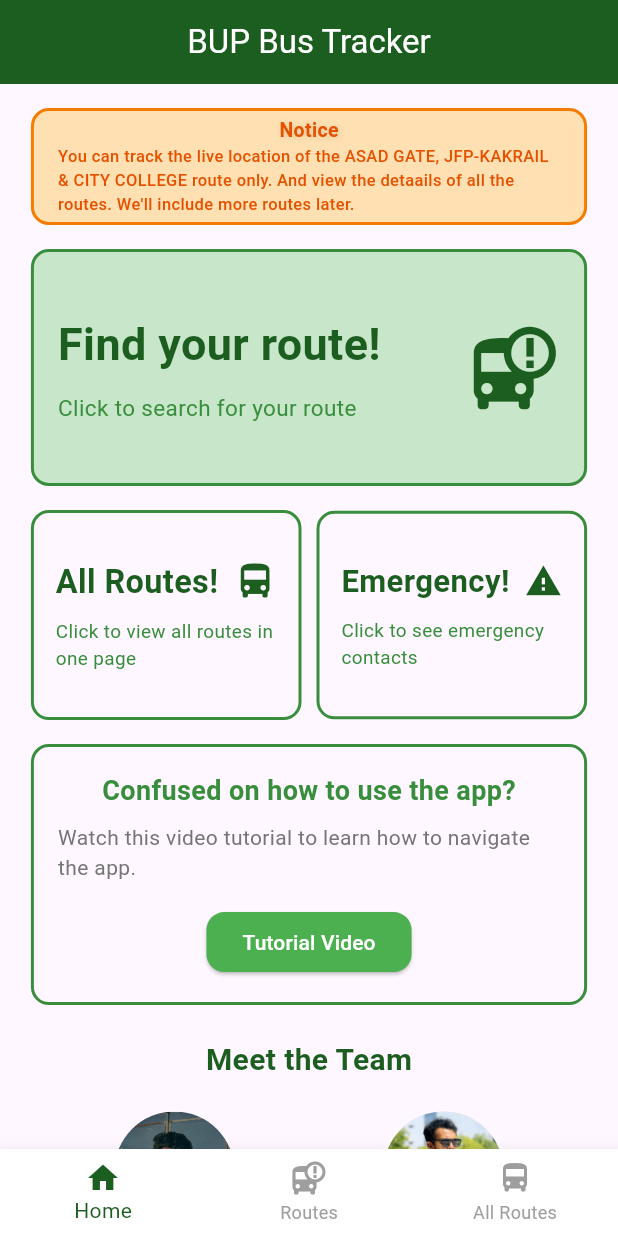
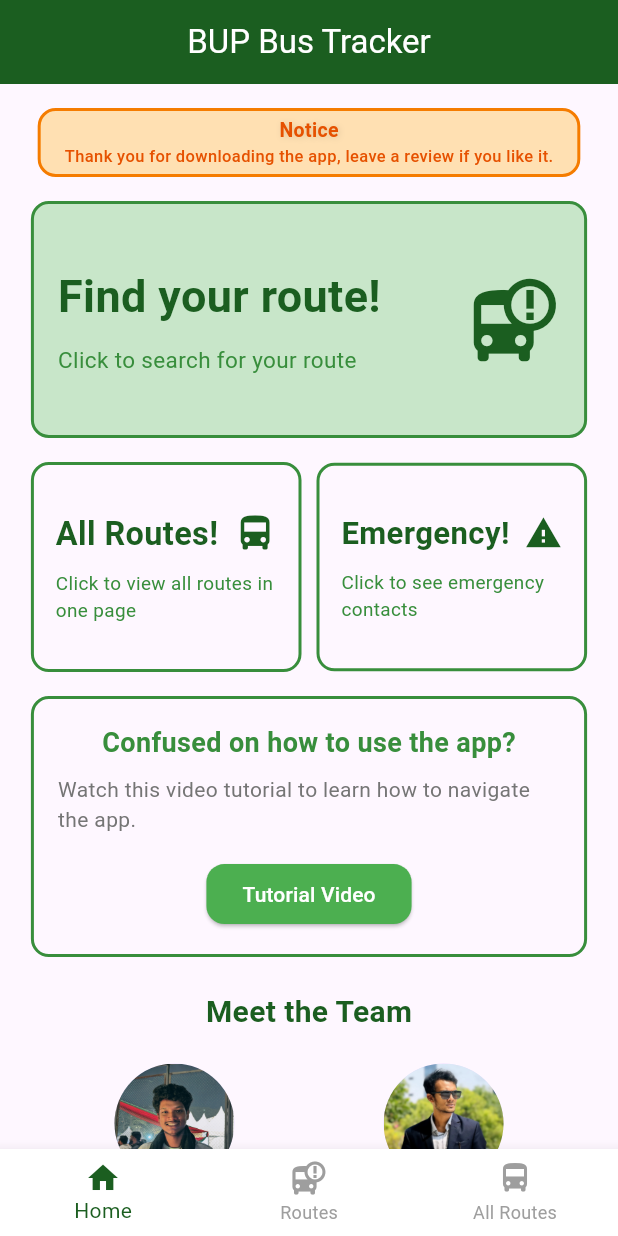
Before and after one commit to Samiul-Hossen-Sarkar-Santo/bus_tracker_user_app, a Flutter app: the screen it shows after launch, on a phone screen of 412 x 824 dp. Run offline on Flutter 3.47's test engine with Material 3 defaults, Android fonts, the phone set to English and light mode, and no system bars; our stand-ins replace firebase_core, firebase_database, google_maps_flutter, location, package_info_plus; missing offline and left inert: in_app_update; accounts and stored records are empty.

Commit message:
Update home screen text for user engagement

```diff
--- a/lib/screens/home.dart
+++ b/lib/screens/home.dart
@@ -168,7 +168,7 @@ class _HomeState extends State<Home> {
                         ),
                       ),
                       Text(
-                        """You can track the live location of the ASAD GATE, JFP-KAKRAIL & CITY COLLEGE route only. And view the detaails of all the routes. We'll include more routes later.""",
+                        """Thank you for downloading the app, leave a review if you like it.""",
                         style: TextStyle(
                           fontSize: 11.0,
                           fontWeight: FontWeight.w500,
@@ -445,7 +445,7 @@ class _HomeState extends State<Home> {
                                   'https://www.facebook.com/mohsinsrj03',
                                   'https://www.instagram.com/vallagena_kichu/',
                                   'https://www.linkedin.com/in/mohsinsiraj03/',
-                                  'https://github.com/meawsin',
+                                  'https://sites.google.com/view/mohsinsiraj',
                                 );
                               },
                               child: const CircleAvatar(
```
